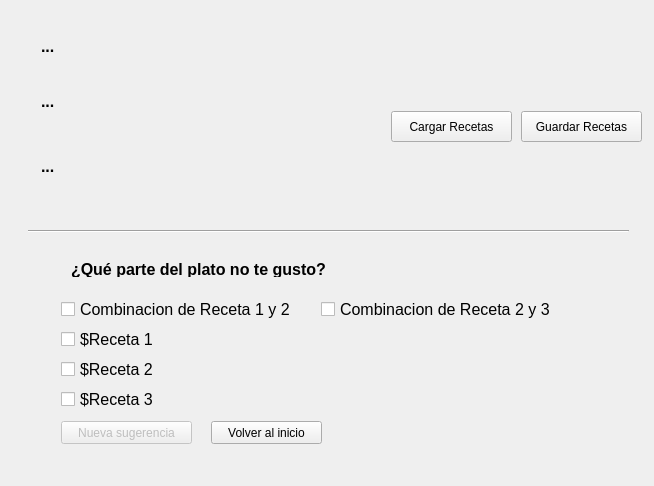
This is sugestionwidget.ui in jesusgp22/Icemart as Qt 5 draws it before an edit. The edited form follows.
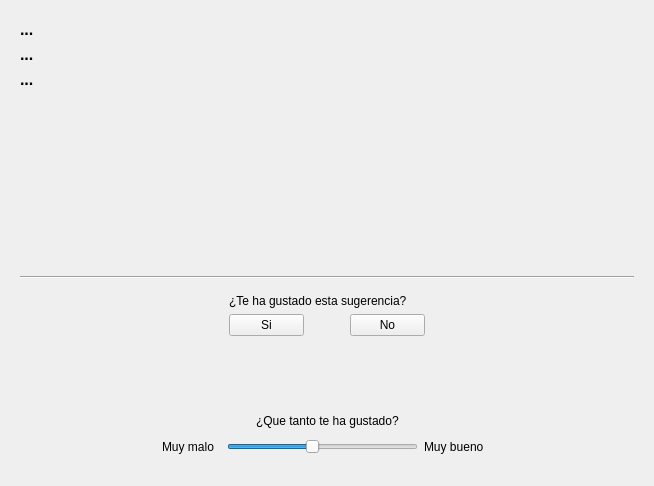
This is the edited form. Icons and pictures are not drawn.

```diff
--- a/sugestionwidget.ui
+++ b/sugestionwidget.ui
@@ -35,15 +35,9 @@
       </widget>
      </widget>
      <widget class="QWidget" name="page_2">
+      <layout class="QVBoxLayout" name="verticalLayout_3">
+       <item>
       <widget class="QLabel" name="label_2">
-       <property name="geometry">
-        <rect>
-         <x>30</x>
-         <y>20</y>
-         <width>291</width>
-         <height>31</height>
-        </rect>
-       </property>
        <property name="font">
         <font>
          <family>Arial</family>
@@ -56,15 +50,9 @@
         <string>...</string>
        </property>
       </widget>
+       </item>
+       <item>
       <widget class="QLabel" name="label_3">
-       <property name="geometry">
-        <rect>
-         <x>30</x>
-         <y>80</y>
-         <width>321</width>
-         <height>21</height>
-        </rect>
-       </property>
        <property name="font">
         <font>
          <family>Arial</family>
@@ -77,15 +65,9 @@
         <string>...</string>
        </property>
       </widget>
+       </item>
+       <item>
       <widget class="QLabel" name="label_4">
-       <property name="geometry">
-        <rect>
-         <x>30</x>
-         <y>140</y>
-         <width>331</width>
-         <height>31</height>
-        </rect>
-       </property>
        <property name="font">
         <font>
          <family>Arial</family>
@@ -98,66 +80,223 @@
         <string>...</string>
        </property>
       </widget>
+       </item>
+       <item>
+        <spacer name="verticalSpacer">
+         <property name="orientation">
+          <enum>Qt::Vertical</enum>
+         </property>
+         <property name="sizeHint" stdset="0">
+          <size>
+           <width>20</width>
+           <height>40</height>
+          </size>
+         </property>
+        </spacer>
+       </item>
+       <item>
       <widget class="Line" name="line">
-       <property name="geometry">
-        <rect>
-         <x>17</x>
-         <y>210</y>
-         <width>601</width>
-         <height>20</height>
-        </rect>
-       </property>
        <property name="orientation">
         <enum>Qt::Horizontal</enum>
        </property>
       </widget>
+       </item>
+       <item>
       <widget class="QStackedWidget" name="stackedWidget_2">
-       <property name="geometry">
-        <rect>
-         <x>20</x>
-         <y>230</y>
-         <width>581</width>
-         <height>221</height>
-        </rect>
-       </property>
        <property name="currentIndex">
-        <number>2</number>
-       </property>
-       <widget class="QWidget" name="page_3">
-        <widget class="QLabel" name="label_7">
-         <property name="geometry">
-          <rect>
-           <x>390</x>
-           <y>190</y>
-           <width>61</width>
-           <height>16</height>
-          </rect>
-         </property>
+          <number>0</number>
+         </property>
+         <widget class="QWidget" name="inputPage">
+          <layout class="QVBoxLayout" name="verticalLayout_4">
+           <item>
+            <layout class="QHBoxLayout" name="horizontalLayout_4">
+             <item>
+              <spacer name="horizontalSpacer_2">
+               <property name="orientation">
+                <enum>Qt::Horizontal</enum>
+               </property>
+               <property name="sizeHint" stdset="0">
+                <size>
+                 <width>40</width>
+                 <height>20</height>
+                </size>
+               </property>
+              </spacer>
+             </item>
+             <item>
+              <layout class="QVBoxLayout" name="verticalLayout_2">
+               <item>
+                <widget class="QLabel" name="label_5">
+                 <property name="maximumSize">
+                  <size>
+                   <width>201</width>
+                   <height>20</height>
+                  </size>
+                 </property>
          <property name="text">
-          <string>Muy bueno</string>
-         </property>
-        </widget>
+                  <string>¿Te ha gustado esta sugerencia?</string>
+                 </property>
+                </widget>
+               </item>
+               <item>
+                <layout class="QHBoxLayout" name="horizontalLayout">
+                 <item>
+                  <widget class="QPushButton" name="yesButton">
+                   <property name="maximumSize">
+                    <size>
+                     <width>75</width>
+                     <height>23</height>
+                    </size>
+                   </property>
+                   <property name="text">
+                    <string>Si</string>
+                   </property>
+                  </widget>
+                 </item>
+                 <item>
+                  <spacer name="horizontalSpacer">
+                   <property name="orientation">
+                    <enum>Qt::Horizontal</enum>
+                   </property>
+                   <property name="sizeType">
+                    <enum>QSizePolicy::Fixed</enum>
+                   </property>
+                   <property name="sizeHint" stdset="0">
+                    <size>
+                     <width>40</width>
+                     <height>20</height>
+                    </size>
+                   </property>
+                  </spacer>
+                 </item>
+                 <item>
+                  <widget class="QPushButton" name="noButton">
+                   <property name="maximumSize">
+                    <size>
+                     <width>75</width>
+                     <height>23</height>
+                    </size>
+                   </property>
+                   <property name="text">
+                    <string>No</string>
+                   </property>
+                  </widget>
+                 </item>
+                </layout>
+               </item>
+              </layout>
+             </item>
+             <item>
+              <spacer name="horizontalSpacer_3">
+               <property name="orientation">
+                <enum>Qt::Horizontal</enum>
+               </property>
+               <property name="sizeHint" stdset="0">
+                <size>
+                 <width>40</width>
+                 <height>20</height>
+                </size>
+               </property>
+              </spacer>
+             </item>
+            </layout>
+           </item>
+           <item>
+            <spacer name="verticalSpacer_2">
+             <property name="orientation">
+              <enum>Qt::Vertical</enum>
+             </property>
+             <property name="sizeHint" stdset="0">
+              <size>
+               <width>20</width>
+               <height>40</height>
+              </size>
+             </property>
+            </spacer>
+           </item>
+           <item>
+            <layout class="QHBoxLayout" name="horizontalLayout_3">
+             <item>
+              <spacer name="horizontalSpacer_6">
+               <property name="orientation">
+                <enum>Qt::Horizontal</enum>
+               </property>
+               <property name="sizeHint" stdset="0">
+                <size>
+                 <width>40</width>
+                 <height>20</height>
+                </size>
+               </property>
+              </spacer>
+             </item>
+             <item>
+              <widget class="QLabel" name="label_6">
+               <property name="maximumSize">
+                <size>
+                 <width>161</width>
+                 <height>16777215</height>
+                </size>
+               </property>
+               <property name="text">
+                <string>¿Que tanto te ha gustado?</string>
+               </property>
+              </widget>
+             </item>
+             <item>
+              <spacer name="horizontalSpacer_7">
+               <property name="orientation">
+                <enum>Qt::Horizontal</enum>
+               </property>
+               <property name="sizeHint" stdset="0">
+                <size>
+                 <width>40</width>
+                 <height>20</height>
+                </size>
+               </property>
+              </spacer>
+             </item>
+            </layout>
+           </item>
+           <item>
+            <layout class="QHBoxLayout" name="horizontalLayout_5">
+             <item>
+              <spacer name="horizontalSpacer_4">
+               <property name="orientation">
+                <enum>Qt::Horizontal</enum>
+               </property>
+               <property name="sizeType">
+                <enum>QSizePolicy::Minimum</enum>
+               </property>
+               <property name="sizeHint" stdset="0">
+                <size>
+                 <width>40</width>
+                 <height>20</height>
+                </size>
+               </property>
+              </spacer>
+             </item>
+             <item>
+              <layout class="QHBoxLayout" name="horizontalLayout_2">
+               <item>
         <widget class="QLabel" name="label_8">
-         <property name="geometry">
-          <rect>
-           <x>130</x>
-           <y>190</y>
-           <width>51</width>
-           <height>16</height>
-          </rect>
+                 <property name="maximumSize">
+                  <size>
+                   <width>59</width>
+                   <height>15</height>
+                  </size>
          </property>
          <property name="text">
           <string>Muy malo</string>
          </property>
         </widget>
+               </item>
+               <item>
         <widget class="QSlider" name="horizontalSlider">
-         <property name="geometry">
-          <rect>
-           <x>210</x>
-           <y>190</y>
-           <width>160</width>
-           <height>19</height>
-          </rect>
+                 <property name="maximumSize">
+                  <size>
+                   <width>191</width>
+                   <height>16777215</height>
+                  </size>
          </property>
          <property name="minimum">
           <number>1</number>
@@ -175,75 +314,100 @@
           <number>1</number>
          </property>
         </widget>
-        <widget class="QPushButton" name="pushButton">
-         <property name="geometry">
-          <rect>
-           <x>190</x>
-           <y>40</y>
-           <width>75</width>
-           <height>23</height>
-          </rect>
+               </item>
+               <item>
+                <widget class="QLabel" name="label_7">
+                 <property name="maximumSize">
+                  <size>
+                   <width>67</width>
+                   <height>18</height>
+                  </size>
          </property>
          <property name="text">
-          <string>Si</string>
-         </property>
-        </widget>
-        <widget class="QLabel" name="label_5">
-         <property name="geometry">
-          <rect>
-           <x>190</x>
-           <y>10</y>
-           <width>201</width>
-           <height>20</height>
-          </rect>
-         </property>
-         <property name="text">
-          <string>¿Te ha gustado esta sugerencia?</string>
-         </property>
-        </widget>
-        <widget class="QLabel" name="label_6">
-         <property name="geometry">
-          <rect>
-           <x>230</x>
-           <y>150</y>
-           <width>131</width>
-           <height>16</height>
-          </rect>
-         </property>
+                  <string>Muy bueno</string>
+                 </property>
+                </widget>
+               </item>
+              </layout>
+             </item>
+             <item>
+              <spacer name="horizontalSpacer_5">
+               <property name="orientation">
+                <enum>Qt::Horizontal</enum>
+               </property>
+               <property name="sizeType">
+                <enum>QSizePolicy::Minimum</enum>
+               </property>
+               <property name="sizeHint" stdset="0">
+                <size>
+                 <width>40</width>
+                 <height>20</height>
+                </size>
+               </property>
+              </spacer>
+             </item>
+            </layout>
+           </item>
+          </layout>
+         </widget>
+         <widget class="QWidget" name="sucessPage">
+          <layout class="QGridLayout" name="gridLayout">
+           <item row="0" column="1">
+            <widget class="QLabel" name="label_10">
          <property name="text">
-          <string>¿Que tanto te ha gustado?</string>
-         </property>
-        </widget>
-        <widget class="QPushButton" name="pushButton_2">
-         <property name="geometry">
-          <rect>
-           <x>310</x>
-           <y>40</y>
-           <width>75</width>
-           <height>23</height>
-          </rect>
-         </property>
-         <property name="text">
-          <string>No</string>
-         </property>
-        </widget>
-       </widget>
-       <widget class="QWidget" name="page_5">
-        <widget class="QPushButton" name="pushButton_5">
-         <property name="geometry">
-          <rect>
-           <x>230</x>
-           <y>80</y>
-           <width>75</width>
-           <height>23</height>
-          </rect>
-         </property>
+              <string>Gracias por tu opinion!</string>
+             </property>
+            </widget>
+           </item>
+           <item row="1" column="0">
+            <spacer name="horizontalSpacer_8">
+             <property name="orientation">
+              <enum>Qt::Horizontal</enum>
+             </property>
+             <property name="sizeHint" stdset="0">
+              <size>
+               <width>222</width>
+               <height>20</height>
+              </size>
+             </property>
+            </spacer>
+           </item>
+           <item row="2" column="2">
+            <spacer name="horizontalSpacer_9">
+             <property name="orientation">
+              <enum>Qt::Horizontal</enum>
+             </property>
+             <property name="sizeHint" stdset="0">
+              <size>
+               <width>222</width>
+               <height>20</height>
+              </size>
+             </property>
+            </spacer>
+           </item>
+           <item row="1" column="1" rowspan="2">
+            <widget class="QToolButton" name="homeButton">
          <property name="text">
           <string>Volver al inicio</string>
          </property>
-        </widget>
-       </widget>
-       <widget class="QWidget" name="page_4">
+             <property name="icon">
+              <iconset resource="res.qrc">
+               <normaloff>:/res/homeicon.png</normaloff>:/res/homeicon.png</iconset>
+             </property>
+             <property name="iconSize">
+              <size>
+               <width>60</width>
+               <height>60</height>
+              </size>
+             </property>
+             <property name="toolButtonStyle">
+              <enum>Qt::ToolButtonTextUnderIcon</enum>
+             </property>
+            </widget>
+           </item>
+          </layout>
+         </widget>
+         <widget class="QWidget" name="feedbackPage">
         <widget class="QLabel" name="label_9">
          <property name="geometry">
           <rect>
@@ -349,7 +513,7 @@
         </widget>
         <widget class="QPushButton" name="pushButton_4">
          <property name="enabled">
-          <bool>false</bool>
+            <bool>true</bool>
          </property>
          <property name="geometry">
           <rect>
@@ -397,34 +561,36 @@
           <string>Combinacion de Receta 2 y 3</string>
          </property>
         </widget>
-       </widget>
-      </widget>
-      <widget class="QPushButton" name="pushButton_6">
+          <widget class="QPushButton" name="pushButton">
        <property name="geometry">
         <rect>
-         <x>380</x>
-         <y>100</y>
+             <x>270</x>
+             <y>140</y>
          <width>121</width>
-         <height>31</height>
+             <height>23</height>
         </rect>
        </property>
        <property name="text">
-        <string>Cargar Recetas</string>
-       </property>
-      </widget>
-      <widget class="QPushButton" name="pushButton_7">
+            <string>Nueva Sugerencia</string>
+           </property>
+          </widget>
+          <widget class="QPushButton" name="homeButton_2">
        <property name="geometry">
         <rect>
-         <x>510</x>
-         <y>100</y>
+             <x>420</x>
+             <y>140</y>
          <width>121</width>
-         <height>31</height>
+             <height>21</height>
         </rect>
        </property>
        <property name="text">
-        <string>Guardar Recetas</string>
-       </property>
-      </widget>
+            <string>Volver al inicio</string>
+           </property>
+          </widget>
+         </widget>
+        </widget>
+       </item>
+      </layout>
       <zorder>stackedWidget_2</zorder>
       <zorder>label_2</zorder>
       <zorder>label_3</zorder>
```
Left out of the diff: 9 changed lines with no effect on the pictures. Lines whose indentation alone changed are shown as unchanged.
